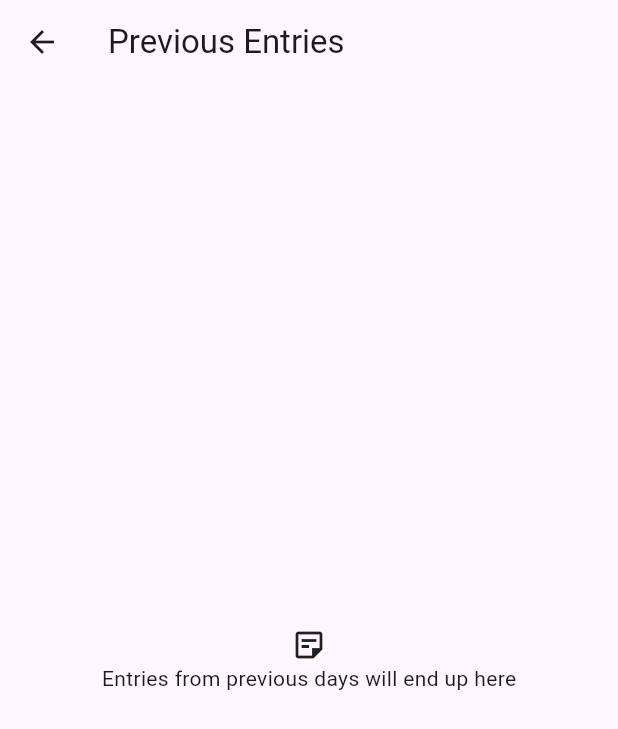
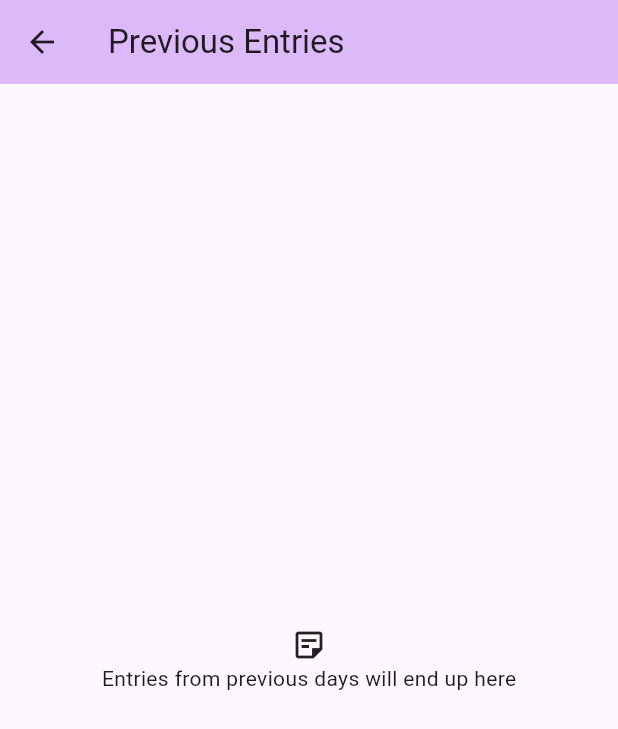
Before and after one commit to Voklen/Daily-Diary, a Flutter app: the PreviousEntriesScreen screen opened directly, on a phone screen of 412 x 824 dp. Shown: the top 729 px of the screen. Run offline on Flutter 3.47's test engine with Material 3 defaults, Android fonts, the phone set to English and light mode, and no system bars; our stand-ins replace file_picker, shared_preferences; missing offline and left inert: flex_color_picker, flutter_window_close, shared_storage, toml; accounts and stored records are empty; generated files the repository leaves out were written again.

Commit message:
Add colour to AppBar
(in opposition to material 3)

```diff
--- a/lib/widgets/themes.dart
+++ b/lib/widgets/themes.dart
@@ -5,13 +5,29 @@ class Themes {
 
   final Color colorSeed;
 
+  ThemeData get _baseLightTheme => ThemeData(
+        colorSchemeSeed: colorSeed,
+        brightness: Brightness.light,
+      );
+
+  ThemeData get _baseDarkTheme => ThemeData(
+        colorSchemeSeed: colorSeed,
+        brightness: Brightness.dark,
+      );
+
   ThemeData get lightTheme => ThemeData(
         colorSchemeSeed: colorSeed,
         brightness: Brightness.light,
+        appBarTheme: AppBarTheme(
+          backgroundColor: _baseLightTheme.colorScheme.inversePrimary,
+        ),
       );
 
   ThemeData get darkTheme => ThemeData(
         colorSchemeSeed: colorSeed,
         brightness: Brightness.dark,
+        appBarTheme: AppBarTheme(
+          backgroundColor: _baseDarkTheme.colorScheme.inversePrimary,
+        ),
       );
 }
```
